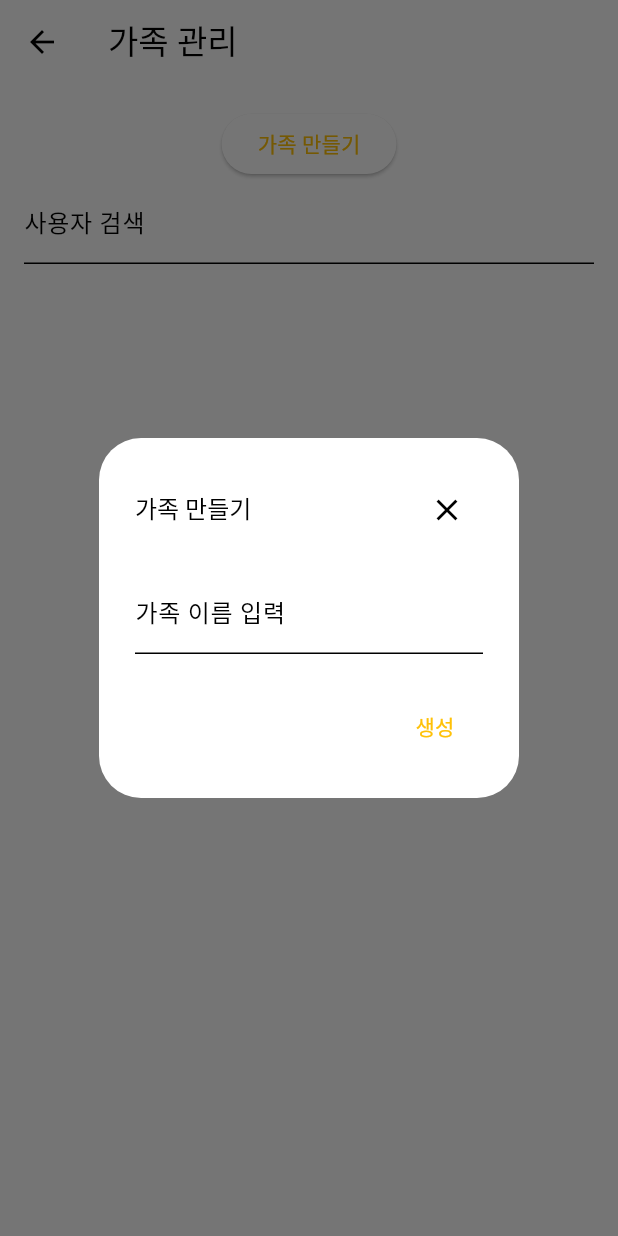
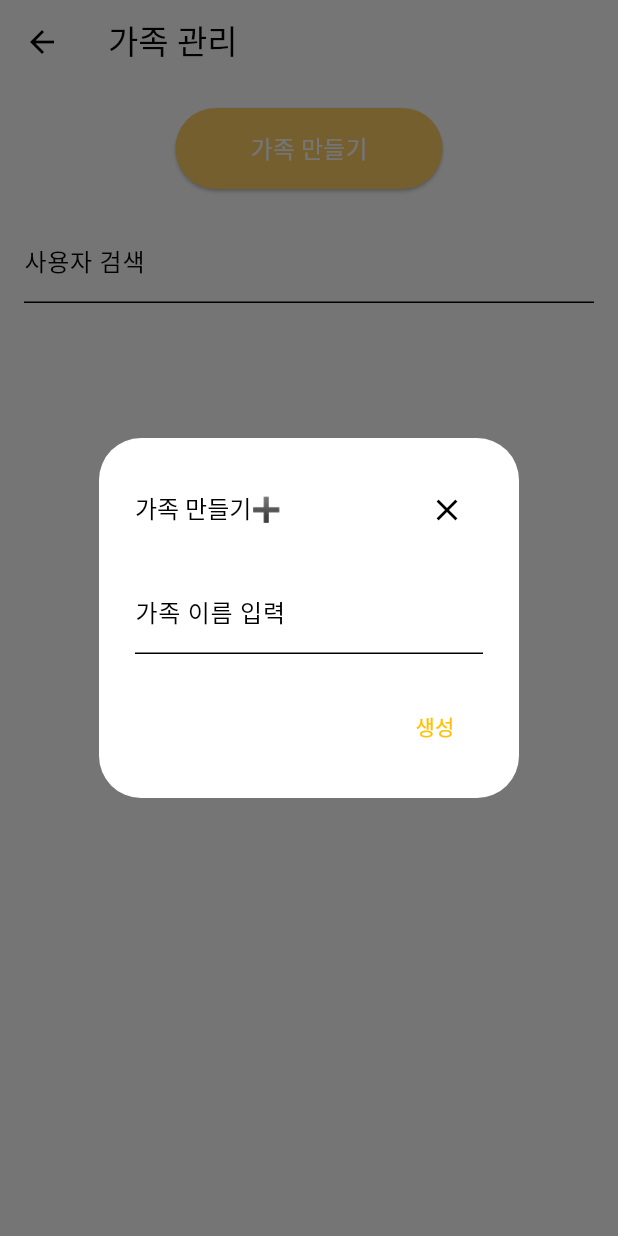
Before and after one commit to kminnyes/Familring, a Flutter app: the FamilyManagementScreen screen opened directly, after a tap on "가족 만들기", on a phone screen of 412 x 824 dp. Run offline on Flutter 3.47's test engine with Material 3 defaults, Android fonts, the phone set to English and light mode, and no system bars; our stand-ins replace flutter_dotenv, shared_preferences, table_calendar; accounts and stored records are empty; network calls fail.

Commit message:
가족 추가, 삭제버튼 수정

```diff
--- a/lib/family_management_screen.dart
+++ b/lib/family_management_screen.dart
@@ -349,14 +349,39 @@ class _FamilyManagementScreenState extends State<FamilyManagementScreen> {
         padding: const EdgeInsets.all(16.0),
         child: Column(
           children: [
-            ElevatedButton(
-              onPressed: _showCreateFamilyDialog,
-              child: Text('가족 만들기'),
+            SizedBox(
+              child: ElevatedButton(
+                onPressed: _showCreateFamilyDialog,
+                style: ElevatedButton.styleFrom(
+                  backgroundColor: Color.fromARGB(255, 255, 207, 102),
+                  shape: RoundedRectangleBorder(
+                    borderRadius: BorderRadius.circular(30.0),
+                  ),
+                  padding: EdgeInsets.symmetric(horizontal: 50, vertical: 15),
+                ),
+                child: Text(
+                  '가족 만들기',
+                  style: TextStyle(fontSize: 16, color: Colors.white),
+                ),
+              ),
             ),
+            SizedBox(height: 20), // 버튼 사이에 간격 추가
             if (_hasFamily)
-              ElevatedButton(
-                onPressed: deleteFamily,
-                child: Text('가족 삭제하기'),
+              SizedBox(
+                child: ElevatedButton(
+                  onPressed: deleteFamily,
+                  style: ElevatedButton.styleFrom(
+                    backgroundColor: Color.fromARGB(255, 255, 207, 102),
+                    shape: RoundedRectangleBorder(
+                      borderRadius: BorderRadius.circular(30.0),
+                    ),
+                    padding: EdgeInsets.symmetric(horizontal: 50, vertical: 15),
+                  ),
+                  child: Text(
+                    '가족 삭제하기',
+                    style: TextStyle(fontSize: 16, color: Colors.white),
+                  ),
+                ),
               ),
             TextField(
               decoration: InputDecoration(labelText: '사용자 검색'),
@@ -395,7 +420,7 @@ class _FamilyManagementScreenState extends State<FamilyManagementScreen> {
           title: Row(
             mainAxisAlignment: MainAxisAlignment.spaceBetween,
             children: [
-              Text('가족 만들기'),
+              Text('가족 만들기➕'),
               IconButton(
                 icon: Icon(Icons.close),
                 onPressed: () {
```
